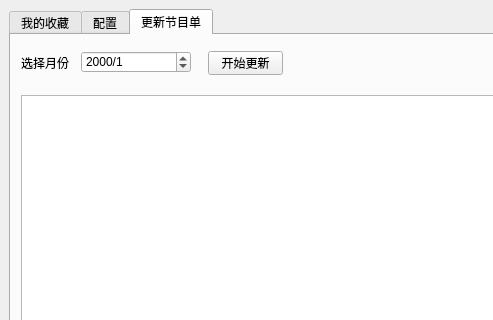
Qt form ui_sprawl.ui (xuyuliang/sprawl) before a commit; both pictures show x 0 to 493 and y 0 to 320 of the 800 by 886 pixel window.
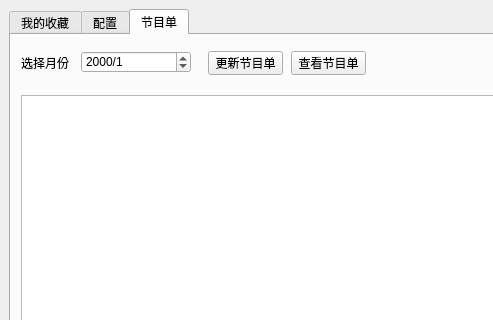
The same form after that commit.

What changed in the file:
```diff
--- a/ui_sprawl.ui
+++ b/ui_sprawl.ui
@@ -287,7 +287,7 @@
       </widget>
       <widget class="QWidget" name="tab_3">
        <attribute name="title">
-        <string>更新节目单</string>
+        <string>节目单</string>
        </attribute>
        <widget class="QPushButton" name="pushButtonUpdateCalendar">
         <property name="geometry">
@@ -299,7 +299,7 @@
          </rect>
         </property>
         <property name="text">
-         <string>开始更新</string>
+         <string>更新节目单</string>
         </property>
        </widget>
        <widget class="QDateEdit" name="dateEditYearMonth">
@@ -338,6 +338,19 @@
          </rect>
         </property>
        </widget>
+       <widget class="QPushButton" name="pushButtonViewCalendar">
+        <property name="geometry">
+         <rect>
+          <x>280</x>
+          <y>16</y>
+          <width>75</width>
+          <height>24</height>
+         </rect>
+        </property>
+        <property name="text">
+         <string>查看节目单</string>
+        </property>
+       </widget>
       </widget>
      </widget>
     </item>
```
